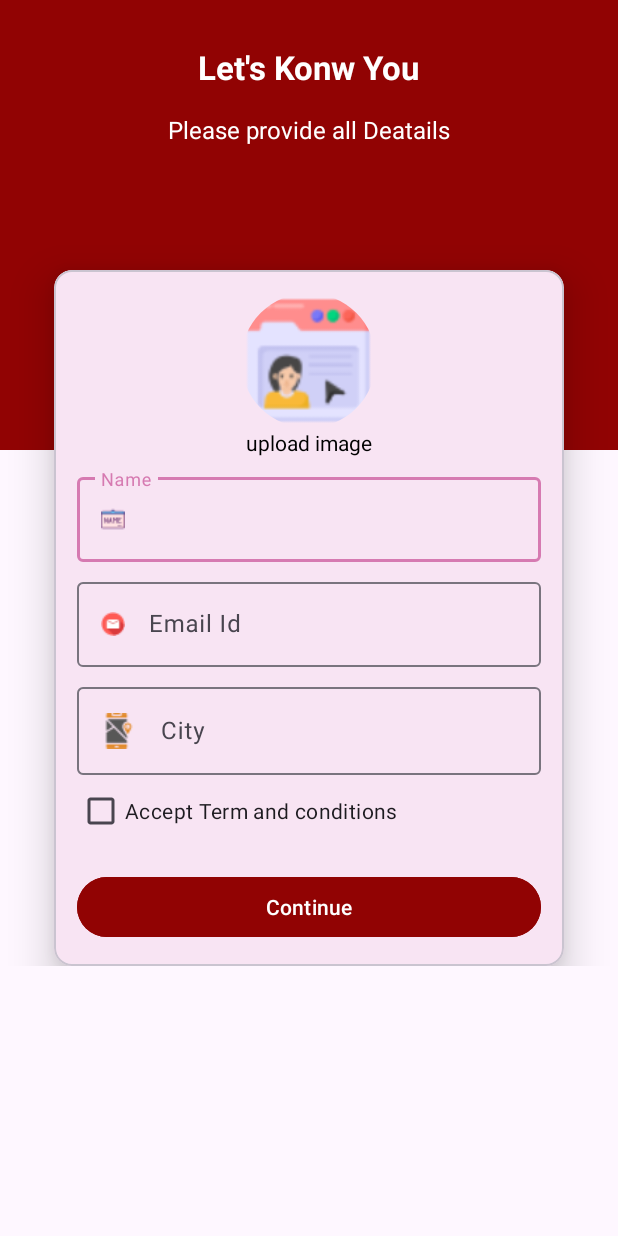
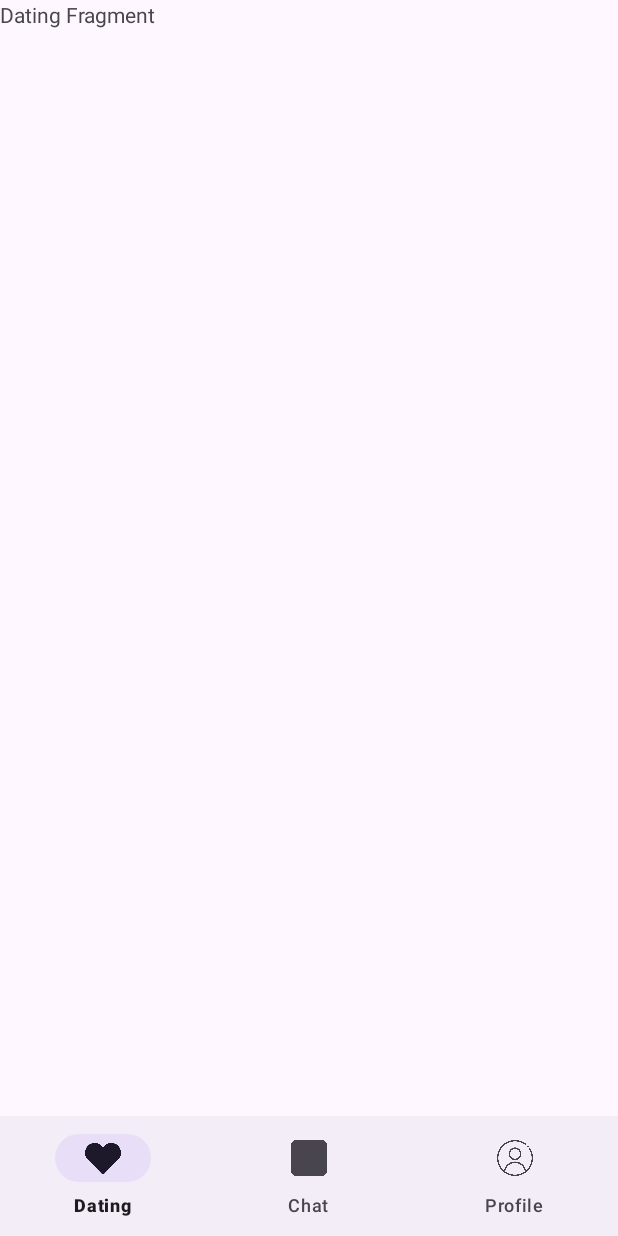
Before and after one commit to Monuyadav-01/MyDatingApp, an Android app: the screen it shows after launch once a user with an empty profile is signed in (ResisterActivity before the commit, MainActivity after it), on a phone screen of 412 x 824 dp. Run offline under Robolectric (Android 15) with nearby library versions, the phone set to English and light mode, and no system bars; our stand-ins replace Firebase (no records; nobody signed in at launch, a user with empty details on screens opened directly), navigation-ui; 1 statement that could not run was skipped.

Commit message:
project update

```diff
--- a/app/src/main/java/com/example/mydatingapp/MainActivity.kt
+++ b/app/src/main/java/com/example/mydatingapp/MainActivity.kt
@@ -2,10 +2,20 @@ package com.example.mydatingapp
 
 import androidx.appcompat.app.AppCompatActivity
 import android.os.Bundle
+import androidx.navigation.findNavController
+import androidx.navigation.ui.NavigationUI
+import com.example.mydatingapp.databinding.ActivityMainBinding
 
 class MainActivity : AppCompatActivity() {
+    private  lateinit var binding: ActivityMainBinding
     override fun onCreate(savedInstanceState: Bundle?) {
         super.onCreate(savedInstanceState)
-        setContentView(R.layout.activity_main)
+        binding = ActivityMainBinding.inflate(layoutInflater)
+        setContentView(binding.root)
+
+
+        val navController = findNavController(R.id.fragment)
+
+        //NavigationUI.setupWithNavController(binding.bottomNavigation)
     }
 }
--- a/app/src/main/java/com/example/mydatingapp/activity/SplashScreenActivity.kt
+++ b/app/src/main/java/com/example/mydatingapp/activity/SplashScreenActivity.kt
@@ -26,13 +26,8 @@ class SplashScreenActivity : AppCompatActivity() {
                     startActivity(Intent(this, LoginActivity::class.java))
                 }
                 else{
-                    startActivity(Intent(this, ResisterActivity::class.java))
+                    startActivity(Intent(this, MainActivity::class.java))
                 }
-
-
-
-
-
                 finish()
             }, 1000
         )
--- a/app/src/main/java/com/example/mydatingapp/auth/ResisterActivity.kt
+++ b/app/src/main/java/com/example/mydatingapp/auth/ResisterActivity.kt
@@ -74,6 +74,7 @@ class ResisterActivity : AppCompatActivity() {
         storageRef.putFile(imageUri!!).addOnSuccessListener {
             storageRef.downloadUrl.addOnSuccessListener {
                 storeData(it)
+                hideDialog()
             }.addOnFailureListener {
                 hideDialog()
                 FancyToast.makeText(
@@ -115,6 +116,7 @@ class ResisterActivity : AppCompatActivity() {
 
                     startActivity(Intent(this, MainActivity::class.java))
                     finish()
+                    hideDialog()
 
                     FancyToast.makeText(
                         this,
--- a/app/src/main/res/layout/activity_main.xml
+++ b/app/src/main/res/layout/activity_main.xml
@@ -6,5 +6,24 @@
     android:layout_height="match_parent"
     tools:context=".MainActivity">
 
+    <fragment
+        android:id="@+id/fragment"
+        android:name="com.example.mydatingapp.ui.DatingFragment"
+        android:layout_width="match_parent"
+        android:layout_height="0dp"
+        app:defaultNavHost="true"
+        app:layout_constraintBottom_toTopOf="@+id/bottom_navigation"
+        app:layout_constraintEnd_toEndOf="parent"
+        app:layout_constraintStart_toStartOf="parent"
+        app:layout_constraintTop_toTopOf="parent"
+        app:navGraph="@navigation/app_nav" />
 
+    <com.google.android.material.bottomnavigation.BottomNavigationView
+        android:id="@+id/bottom_navigation"
+        android:layout_width="0dp"
+        android:layout_height="wrap_content"
+        app:layout_constraintBottom_toBottomOf="parent"
+        app:layout_constraintEnd_toEndOf="parent"
+        app:layout_constraintStart_toStartOf="parent"
+        app:menu="@menu/bottom_menu"/>
 </androidx.constraintlayout.widget.ConstraintLayout>
--- a/app/src/main/res/layout/fragment_dating.xml
+++ b/app/src/main/res/layout/fragment_dating.xml
@@ -9,6 +9,6 @@
     <TextView
         android:layout_width="match_parent"
         android:layout_height="match_parent"
-        android:text="@string/hello_blank_fragment" />
+        android:text="Dating Fragment" />
 
 </FrameLayout>
```
